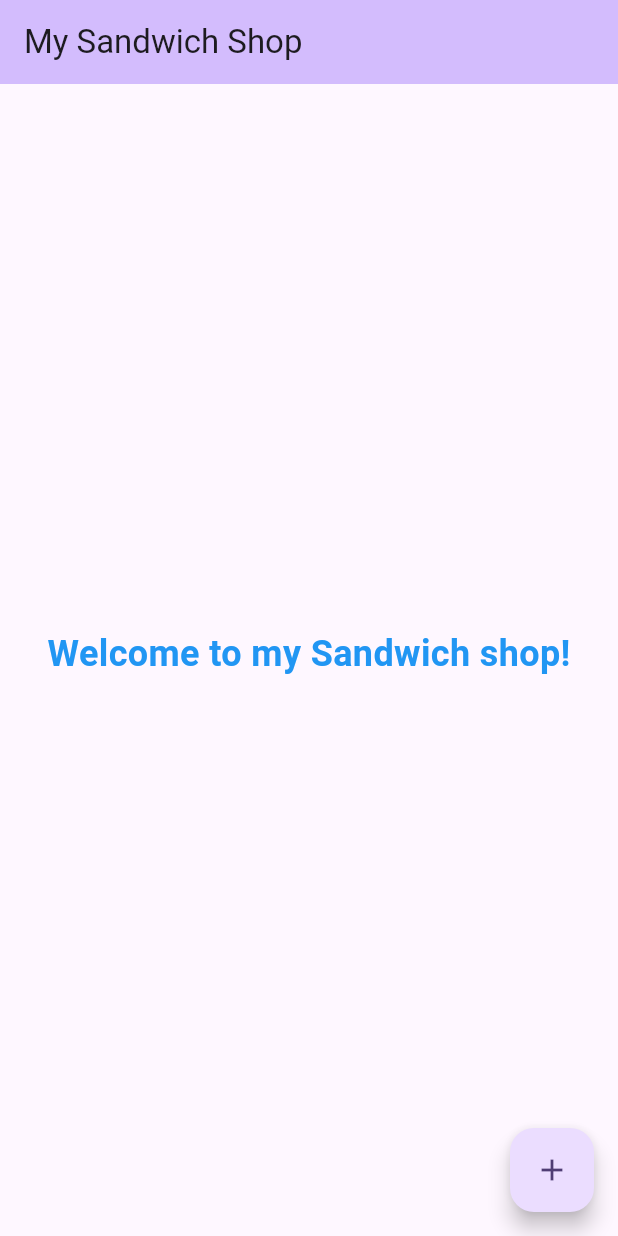
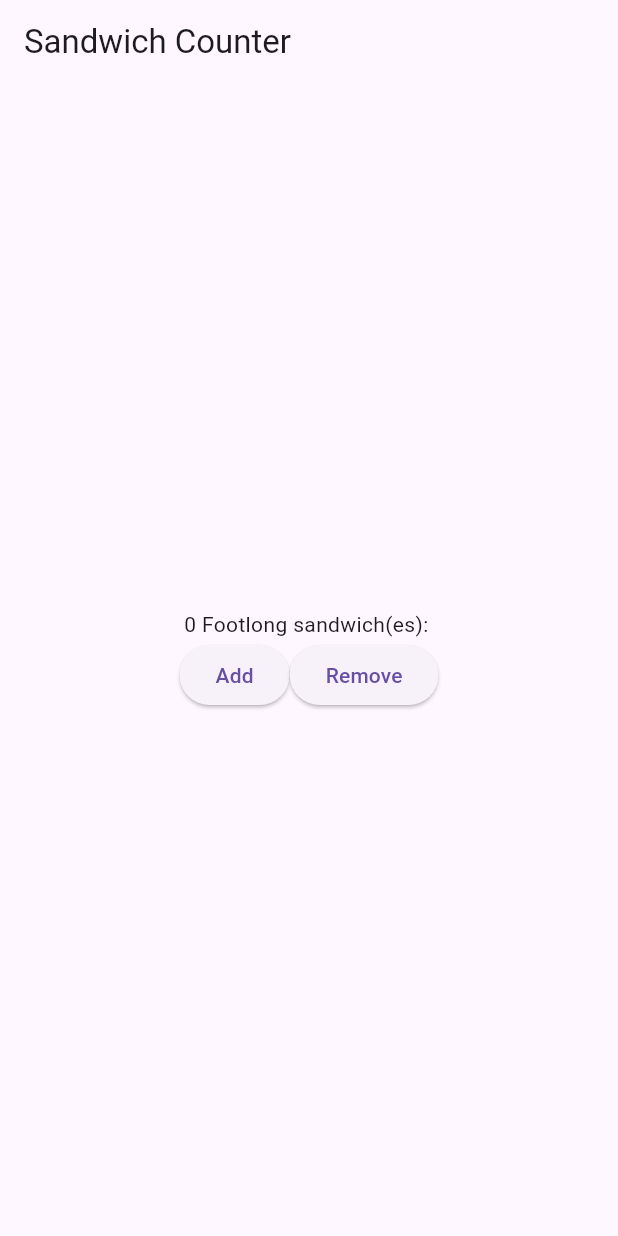
Before and after one commit to bentigere/sandwich_shop2, a Flutter app: the screen it shows after launch, on a phone screen of 412 x 824 dp. Run offline on Flutter 3.47's test engine with Material 3 defaults, Android fonts, the phone set to English and light mode, and no system bars.

Commit message:
refactor: restructure main app and order screen components

```diff
--- a/lib/main.dart
+++ b/lib/main.dart
@@ -1,128 +1,89 @@
 import 'package:flutter/material.dart';
 
 void main() {
-  runApp(const MyApp());
+  runApp(const App());
 }
 
-class MyApp extends StatelessWidget {
-  const MyApp({super.key});
+class App extends StatelessWidget {
+  const App({super.key});
 
-  // This widget is the root of your application.
   @override
   Widget build(BuildContext context) {
-    return MaterialApp(
+    return const MaterialApp(
       title: 'Sandwich Shop App',
-  theme: ThemeData(
-        // This is the theme of your application.
-        //
-        // TRY THIS: Try running your application with "flutter run". You'll see
-        // the application has a purple toolbar. Then, without quitting the app,
-        // try changing the seedColor in the colorScheme below to Colors.green
-        // and then invoke "hot reload" (save your changes or press the "hot
-        // reload" button in a Flutter-supported IDE, or press "r" if you used
-        // the command line to start the app).
-        //
-        // Notice that the counter didn't reset back to zero; the application
-        // state is not lost during the reload. To reset the state, use hot
-        // restart instead.
-        //
-        // This works for code too, not just values: Most code changes can be
-        // tested with just a hot reload.
-        colorScheme: ColorScheme.fromSeed(seedColor: Colors.deepPurple),
-      ),
-      home: const MyHomePage(title: 'My Sandwich Shop'),
+      home: OrderScreen(maxQuantity: 5),
     );
   }
 }
 
+class OrderScreen extends StatefulWidget {
+  final int maxQuantity;
 
-class MyHomePage extends StatefulWidget {
-  const MyHomePage({super.key, required this.title});
-
-  // This widget is the home page of your application. It is stateful, meaning
-  // that it has a State object (defined below) that contains fields that affect
-  // how it looks.
-
-  // This class is the configuration for the state. It holds the values (in this
-  // case the title) provided by the parent (in this case the App widget) and
-  // used by the build method of the State. Fields in a Widget subclass are
-  // always marked "final".
-
-  final String title;
+  const OrderScreen({super.key, this.maxQuantity = 10});
 
   @override
-  State<MyHomePage> createState() => _MyHomePageState();
+  State<OrderScreen> createState() {
+    return _OrderScreenState();
+  }
 }
 
-class _MyHomePageState extends State<MyHomePage> {
-  int _counter = 0;
+class _OrderScreenState extends State<OrderScreen> {
+  int _quantity = 0;
 
-  void _incrementCounter() {
-    setState(() {
-      // This call to setState tells the Flutter framework that something has
-      // changed in this State, which causes it to rerun the build method below
-      // so that the display can reflect the updated values. If we changed
-      // _counter without calling setState(), then the build method would not be
-      // called again, and so nothing would appear to happen.
-      _counter++;
-    });
+  void _increaseQuantity() {
+    if (_quantity < widget.maxQuantity) {
+      setState(() => _quantity++);
+    }
+  }
+
+  void _decreaseQuantity() {
+    if (_quantity > 0) {
+      setState(() => _quantity--);
+    }
   }
 
   @override
   Widget build(BuildContext context) {
-    // This method is rerun every time setState is called, for instance as done
-    // by the _incrementCounter method above.
-    //
-    // The Flutter framework has been optimized to make rerunning build methods
-    // fast, so that you can just rebuild anything that needs updating rather
-    // than having to individually change instances of widgets.
     return Scaffold(
       appBar: AppBar(
-        // TRY THIS: Try changing the color here to a specific color (to
-        // Colors.amber, perhaps?) and trigger a hot reload to see the AppBar
-        // change color while the other colors stay the same.
-        backgroundColor: Theme.of(context).colorScheme.inversePrimary,
-        // Here we take the value from the MyHomePage object that was created by
-        // the App.build method, and use it to set our appbar title.
-        title: Text(widget.title),
+        title: const Text('Sandwich Counter'),
       ),
-      body: const Center(
-        // Center is a layout widget. It takes a single child and positions it
-        // in the middle of the parent.
+      body: Center(
         child: Column(
-          // Column is also a layout widget. It takes a list of children and
-          // arranges them vertically. By default, it sizes itself to fit its
-          // children horizontally, and tries to be as tall as its parent.
-          //
-          // Column has various properties to control how it sizes itself and
-          // how it positions its children. Here we use mainAxisAlignment to
-          // center the children vertically; the main axis here is the vertical
-          // axis because Columns are vertical (the cross axis would be
-          // horizontal).
-          //
-          // TRY THIS: Invoke "debug painting" (choose the "Toggle Debug Paint"
-          // action in the IDE, or press "p" in the console), to see the
-          // wireframe for each widget.
           mainAxisAlignment: MainAxisAlignment.center,
           children: <Widget>[
-            Text(
-              'Welcome to my Sandwich shop!',
-              style: TextStyle(
-                fontSize: 24,
-                fontWeight: FontWeight.bold,
-                color: Colors.blue,
-              ),
+            OrderItemDisplay(
+              _quantity,
+              'Footlong',
             ),
-            SizedBox(height: 8),
-
+            Row(
+              mainAxisAlignment: MainAxisAlignment.center,
+              children: [
+                ElevatedButton(
+                  onPressed: _increaseQuantity,
+                  child: const Text('Add'),
+                ),
+                ElevatedButton(
+                  onPressed: _decreaseQuantity,
+                  child: const Text('Remove'),
+                ),
+              ],
+            ),
           ],
         ),
-      ),
-      floatingActionButton: FloatingActionButton(
-        onPressed: _incrementCounter,
-        tooltip: 'Increment',
-        child: const Icon(Icons.add),
       ),
     );
   }
 }
+
+class OrderItemDisplay extends StatelessWidget {
+  final int quantity;
+  final String itemType;
+
+  const OrderItemDisplay(this.quantity, this.itemType, {super.key});
+
+  @override
+  Widget build(BuildContext context) {
+    return Text('$quantity $itemType sandwich(es): ${'🥪' * quantity}');
+  }
+}
```
